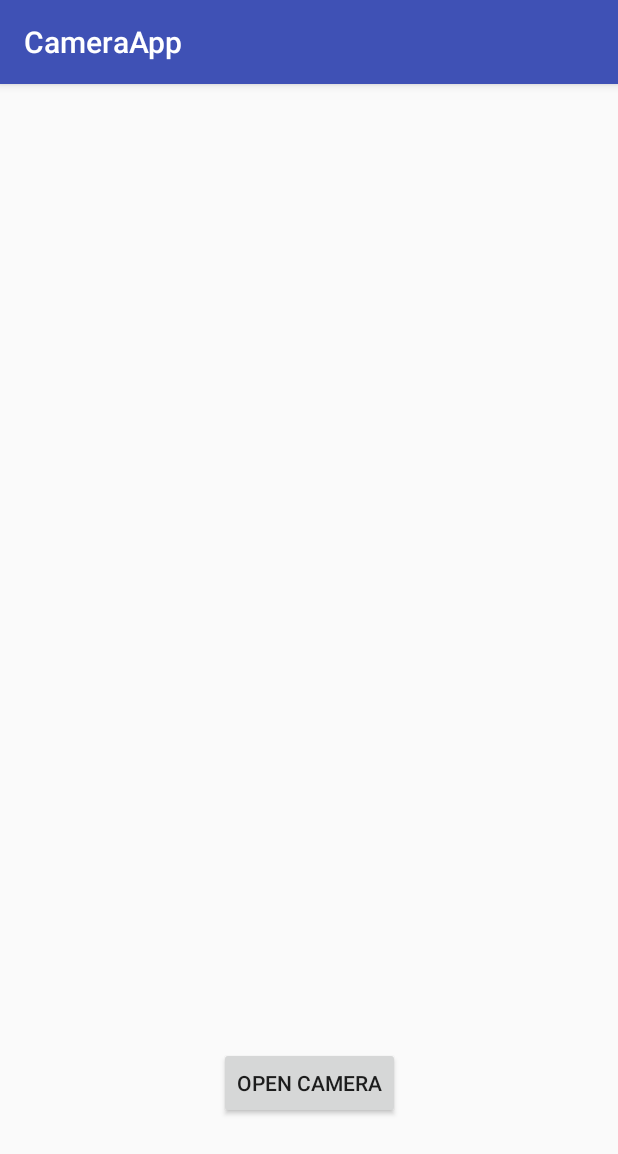
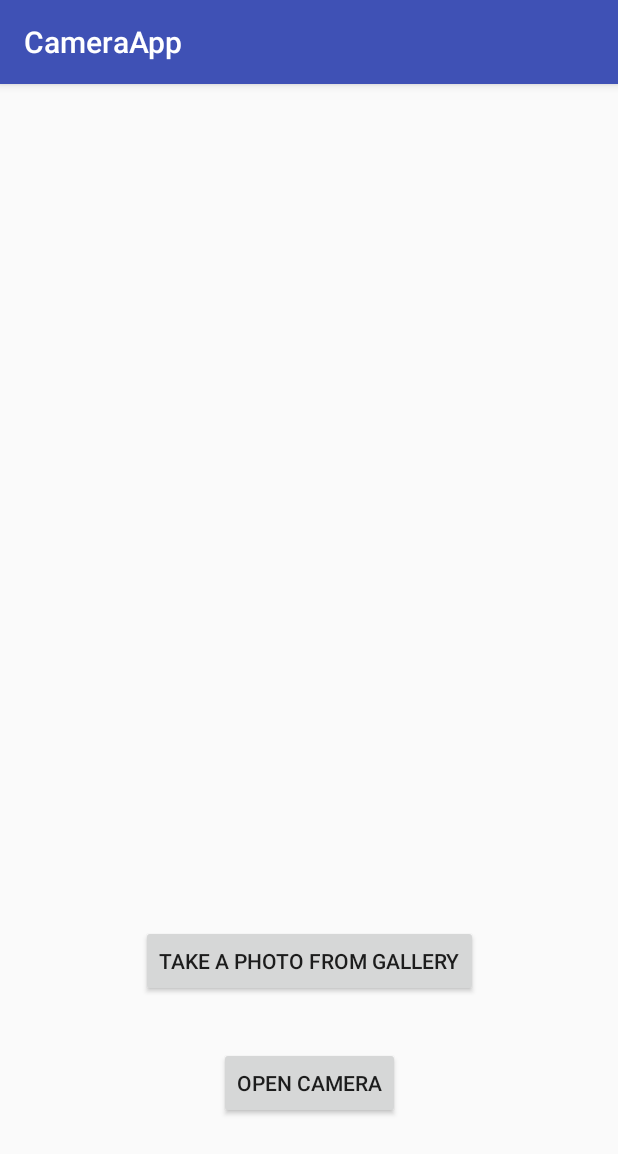
Before and after one commit to SkilloverluckST/VisionApp, an Android app: the screen it shows after launch (MainActivity), on a phone screen of 412 x 824 dp. Shown: the top 1154 px of the screen. Run offline under Robolectric (Android 15) with nearby library versions, the phone set to English and light mode, and no system bars; our stand-ins replace Volley.

Commit message:
Added feature of being able to access pictures from gallery

```diff
--- a/app/src/main/res/layout/activity_main.xml
+++ b/app/src/main/res/layout/activity_main.xml
@@ -26,4 +26,19 @@
         app:layout_constraintTop_toTopOf="parent"
         android:layout_marginTop="8dp"
         app:layout_constraintVertical_bias="0.901" />
+
+    <Button
+        android:id="@+id/galleryButton"
+        android:layout_width="wrap_content"
+        android:layout_height="wrap_content"
+        android:layout_marginBottom="8dp"
+        android:layout_marginLeft="8dp"
+        android:layout_marginRight="8dp"
+        android:layout_marginTop="8dp"
+        android:text="@string/gallery"
+        app:layout_constraintBottom_toTopOf="@+id/cameraButton"
+        app:layout_constraintLeft_toLeftOf="parent"
+        app:layout_constraintRight_toRightOf="parent"
+        app:layout_constraintTop_toTopOf="parent"
+        app:layout_constraintVertical_bias="0.956" />
 </android.support.constraint.ConstraintLayout>
--- a/app/src/main/res/values/strings.xml
+++ b/app/src/main/res/values/strings.xml
@@ -1,3 +1,4 @@
 <resources>
     <string name="app_name">CameraApp</string>
+    <string name="gallery">Take a photo from Gallery</string>
 </resources>
```
Also changed, not shown: app/src/main/java/com/example/stridley/cameraapp/MainActivity.java (+61 -21 lines).
